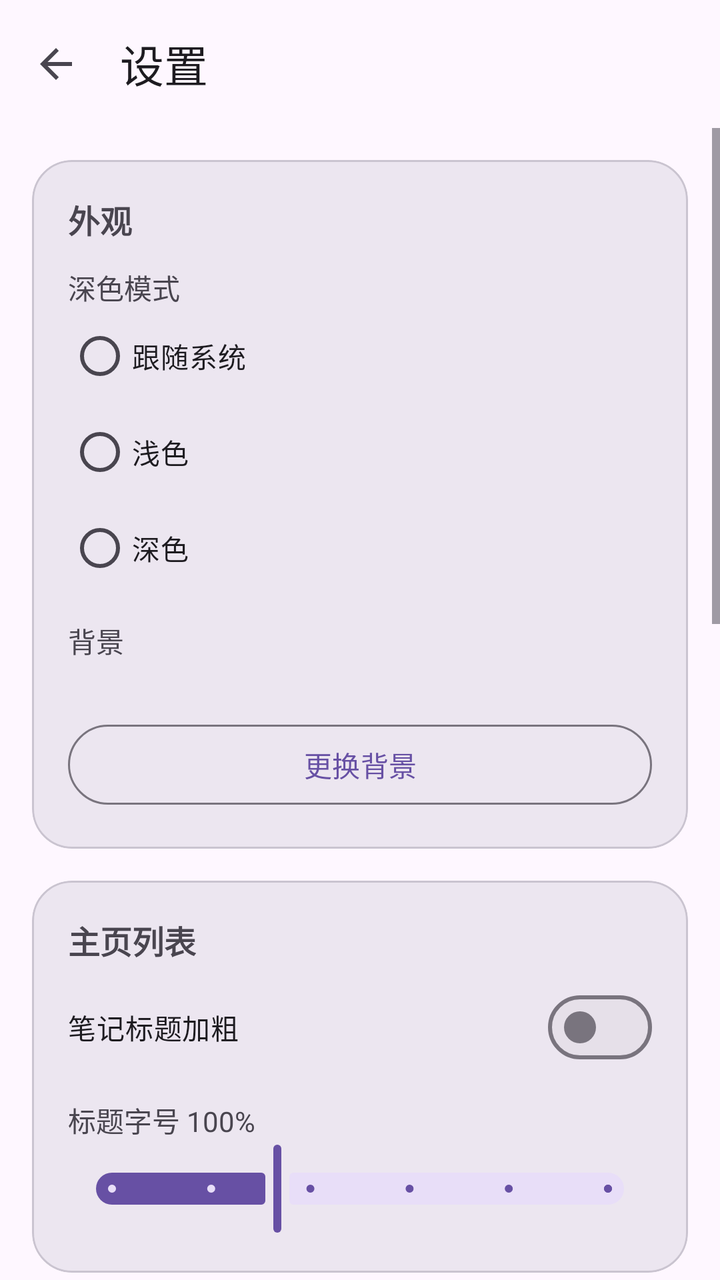
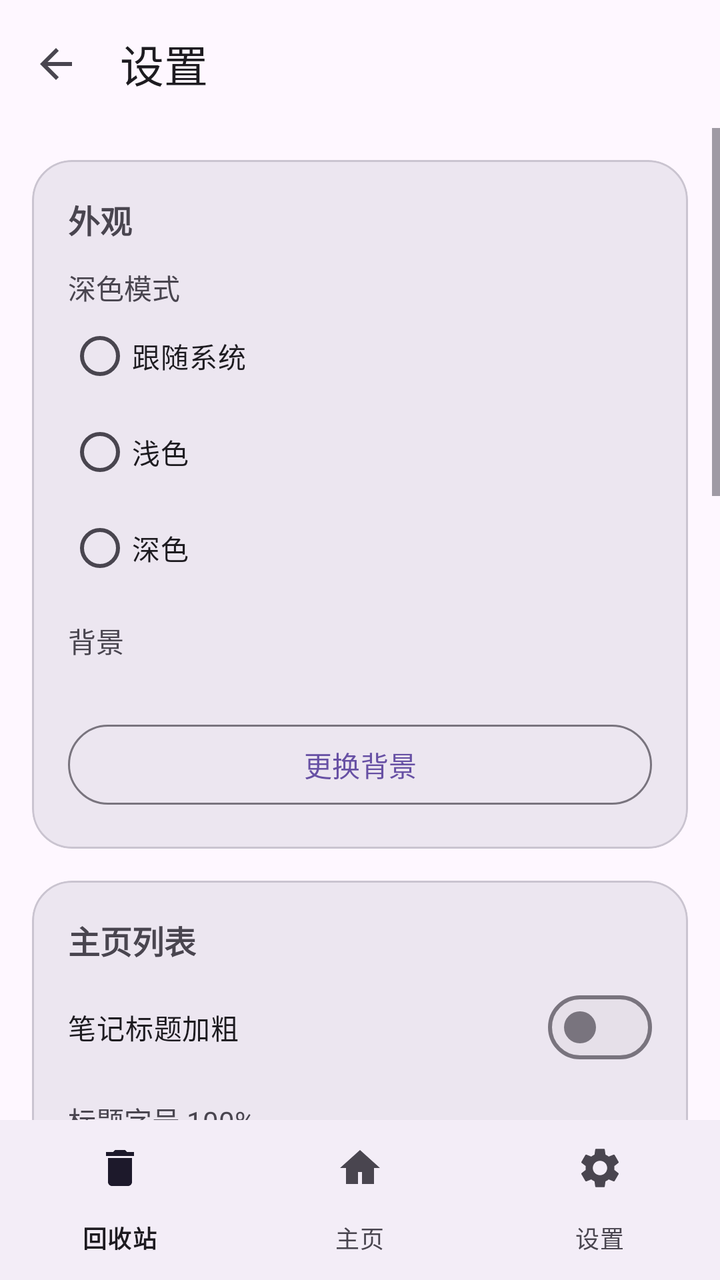

Compare the two renders of this Android layout. The source of the first and the diff that turns it into the second are given below.
<!-- AndroidManifest.xml: application theme Theme.Notebook -->
<!-- res/layout/activity_settings.xml -->
<?xml version="1.0" encoding="utf-8"?>
<LinearLayout xmlns:android="http://schemas.android.com/apk/res/android"
    xmlns:app="http://schemas.android.com/apk/res-auto"
    android:id="@+id/root"
    android:layout_width="match_parent"
    android:layout_height="match_parent"
    android:orientation="vertical">
    <com.google.android.material.appbar.MaterialToolbar
        android:id="@+id/toolbar"
        android:layout_width="match_parent"
        android:layout_height="?attr/actionBarSize"
        app:title="@string/settings"
        app:navigationIcon="?attr/homeAsUpIndicator" />
    <ScrollView
        android:layout_width="match_parent"
        android:layout_height="match_parent"
        android:fillViewport="true">
        <LinearLayout
            android:layout_width="match_parent"
            android:layout_height="wrap_content"
            android:orientation="vertical"
            android:padding="16dp">
            <com.google.android.material.card.MaterialCardView
                android:layout_width="match_parent"
                android:layout_height="wrap_content"
                app:cardCornerRadius="20dp"
                app:cardElevation="0dp"
                app:cardBackgroundColor="?attr/colorSurfaceContainerHigh">
                <LinearLayout
                    android:layout_width="match_parent"
                    android:layout_height="wrap_content"
                    android:orientation="vertical"
                    android:padding="18dp">
                    <TextView
                        android:layout_width="wrap_content"
                        android:layout_height="wrap_content"
                        android:text="@string/appearance"
                        android:textSize="16sp"
                        android:textStyle="bold" />
                    <TextView
                        android:layout_width="wrap_content"
                        android:layout_height="wrap_content"
                        android:layout_marginTop="12dp"
                        android:text="@string/theme"
                        android:textSize="14sp" />
                    <RadioGroup
                        android:id="@+id/rg_theme"
                        android:layout_width="match_parent"
                        android:layout_height="wrap_content"
                        android:orientation="vertical">
                        <com.google.android.material.radiobutton.MaterialRadioButton
                            android:id="@+id/radio_follow"
                            android:layout_width="match_parent"
                            android:layout_height="wrap_content"
                            android:text="跟随系统" />
                        <com.google.android.material.radiobutton.MaterialRadioButton
                            android:id="@+id/radio_light"
                            android:layout_width="match_parent"
                            android:layout_height="wrap_content"
                            android:text="浅色" />
                        <com.google.android.material.radiobutton.MaterialRadioButton
                            android:id="@+id/radio_dark"
                            android:layout_width="match_parent"
                            android:layout_height="wrap_content"
                            android:text="深色" />
                    </RadioGroup>
                    <TextView
                        android:layout_width="wrap_content"
                        android:layout_height="wrap_content"
                        android:layout_marginTop="12dp"
                        android:text="@string/background"
                        android:textSize="14sp" />
                    <TextView
                        android:id="@+id/tv_bg_name"
                        android:layout_width="match_parent"
                        android:layout_height="wrap_content"
                        android:textSize="13sp" />
                    <com.google.android.material.button.MaterialButton
                        android:id="@+id/btn_background"
                        style="@style/Widget.Material3.Button.OutlinedButton"
                        android:layout_width="match_parent"
                        android:layout_height="wrap_content"
                        android:layout_marginTop="10dp"
                        android:text="@string/pick_background" />
                </LinearLayout>
            </com.google.android.material.card.MaterialCardView>
            <com.google.android.material.card.MaterialCardView
                android:layout_width="match_parent"
                android:layout_height="wrap_content"
                android:layout_marginTop="16dp"
                app:cardCornerRadius="20dp"
                app:cardElevation="0dp"
                app:cardBackgroundColor="?attr/colorSurfaceContainerHigh">
                <LinearLayout
                    android:layout_width="match_parent"
                    android:layout_height="wrap_content"
                    android:orientation="vertical"
                    android:padding="18dp">
                    <TextView
                        android:layout_width="wrap_content"
                        android:layout_height="wrap_content"
                        android:text="主页列表"
                        android:textSize="16sp"
                        android:textStyle="bold" />
                    <com.google.android.material.materialswitch.MaterialSwitch
                        android:id="@+id/sw_title_bold"
                        android:layout_width="match_parent"
                        android:layout_height="wrap_content"
                        android:layout_marginTop="8dp"
                        android:text="笔记标题加粗" />
                    <TextView
                        android:id="@+id/tv_scale_value"
                        android:layout_width="wrap_content"
                        android:layout_height="wrap_content"
                        android:layout_marginTop="12dp"
                        android:text="标题字号 100%"
                        android:textSize="14sp" />
                    <com.google.android.material.slider.Slider
                        android:id="@+id/slider_scale"
                        android:layout_width="match_parent"
                        android:layout_height="wrap_content"
                        android:stepSize="0.1"
                        android:value="1.0"
                        android:valueFrom="0.8"
                        android:valueTo="1.4" />
                </LinearLayout>
            </com.google.android.material.card.MaterialCardView>
            <com.google.android.material.card.MaterialCardView
                android:layout_width="match_parent"
                android:layout_height="wrap_content"
                android:layout_marginTop="16dp"
                app:cardCornerRadius="20dp"
                app:cardElevation="0dp"
                app:cardBackgroundColor="?attr/colorSurfaceContainerHigh">
                <LinearLayout
                    android:layout_width="match_parent"
                    android:layout_height="wrap_content"
                    android:orientation="vertical"
                    android:padding="18dp">
                    <TextView
                        android:layout_width="wrap_content"
                        android:layout_height="wrap_content"
                        android:text="笔记存储位置"
                        android:textSize="16sp"
                        android:textStyle="bold" />
                    <TextView
                        android:layout_width="match_parent"
                        android:layout_height="wrap_content"
                        android:layout_marginTop="8dp"
                        android:text="当前位置"
                        android:textSize="13sp" />
                    <TextView
                        android:id="@+id/tv_location"
                        android:layout_width="match_parent"
                        android:layout_height="wrap_content"
                        android:text="应用内部存储"
                        android:textSize="14sp" />
                    <com.google.android.material.button.MaterialButton
                        android:id="@+id/btn_pick_folder"
                        android:layout_width="match_parent"
                        android:layout_height="wrap_content"
                        android:layout_marginTop="14dp"
                        android:text="选择文件夹" />
                    <com.google.android.material.button.MaterialButton
                        android:id="@+id/btn_reset_folder"
                        style="@style/Widget.Material3.Button.OutlinedButton"
                        android:layout_width="match_parent"
                        android:layout_height="wrap_content"
                        android:layout_marginTop="8dp"
                        android:text="恢复为应用内部存储" />
                </LinearLayout>
            </com.google.android.material.card.MaterialCardView>
            <com.google.android.material.card.MaterialCardView
                android:layout_width="match_parent"
                android:layout_height="wrap_content"
                android:layout_marginTop="16dp"
                app:cardCornerRadius="20dp"
                app:cardElevation="0dp"
                app:cardBackgroundColor="?attr/colorSurfaceContainerHigh">
                <LinearLayout
                    android:layout_width="match_parent"
                    android:layout_height="wrap_content"
                    android:orientation="vertical"
                    android:padding="18dp">
                    <TextView
                        android:layout_width="wrap_content"
                        android:layout_height="wrap_content"
                        android:text="隐私笔记"
                        android:textSize="16sp"
                        android:textStyle="bold" />
                    <TextView
                        android:id="@+id/tv_privacy_state"
                        android:layout_width="match_parent"
                        android:layout_height="wrap_content"
                        android:layout_marginTop="8dp"
                        android:text="当前方式：未设置"
                        android:textSize="14sp" />
                    <TextView
                        android:layout_width="match_parent"
                        android:layout_height="wrap_content"
                        android:layout_marginTop="4dp"
                        android:text="在主页下拉可进入隐私笔记；重置密码需先验证旧密码或手机锁屏密码"
                        android:textSize="13sp" />
                    <com.google.android.material.button.MaterialButton
                        android:id="@+id/btn_reset_privacy"
                        style="@style/Widget.Material3.Button.OutlinedButton"
                        android:layout_width="match_parent"
                        android:layout_height="wrap_content"
                        android:layout_marginTop="14dp"
                        android:text="重置隐私笔记密码" />
                </LinearLayout>
            </com.google.android.material.card.MaterialCardView>
            <com.google.android.material.card.MaterialCardView
                android:layout_width="match_parent"
                android:layout_height="wrap_content"
                android:layout_marginTop="16dp"
                app:cardCornerRadius="20dp"
                app:cardElevation="0dp"
                app:cardBackgroundColor="?attr/colorSurfaceContainerHigh">
                <LinearLayout
                    android:layout_width="match_parent"
                    android:layout_height="wrap_content"
                    android:orientation="vertical"
                    android:padding="18dp">
                    <TextView
                        android:layout_width="wrap_content"
                        android:layout_height="wrap_content"
                        android:text="整机备份"
                        android:textSize="16sp"
                        android:textStyle="bold" />
                    <TextView
                        android:layout_width="match_parent"
                        android:layout_height="wrap_content"
                        android:layout_marginTop="6dp"
                        android:text="导出为 .mori 文件；导出隐私笔记或全部笔记需先验证隐私密码，并为文件设置 8 位数字密码。导入只接受 .mori 文件。"
                        android:textSize="13sp" />
                    <com.google.android.material.button.MaterialButton
                        android:id="@+id/btn_export_notes"
                        android:layout_width="match_parent"
                        android:layout_height="wrap_content"
                        android:layout_marginTop="14dp"
                        android:text="整机笔记导出" />
                    <com.google.android.material.button.MaterialButton
                        android:id="@+id/btn_import_notes"
                        style="@style/Widget.Material3.Button.OutlinedButton"
                        android:layout_width="match_parent"
                        android:layout_height="wrap_content"
                        android:layout_marginTop="8dp"
                        android:text="整机笔记导入" />
                </LinearLayout>
            </com.google.android.material.card.MaterialCardView>
            <TextView
                android:id="@+id/tv_version"
                android:layout_width="match_parent"
                android:layout_height="wrap_content"
                android:layout_marginTop="20dp"
                android:layout_marginBottom="8dp"
                android:gravity="center"
                android:textSize="12sp"
                android:text="版本" />
        </LinearLayout>
    </ScrollView>
</LinearLayout>
<!-- resources referenced by this layout -->
<resources>
  <string name="appearance">外观</string>
  <string name="background">背景</string>
  <string name="pick_background">更换背景</string>
  <string name="settings">设置</string>
  <string name="theme">深色模式</string>
  <style name="Theme.Notebook" parent="Theme.Material3.DayNight.NoActionBar">
          <item name="colorPrimary">@color/md_primary</item>
          <item name="colorOnPrimary">@color/md_on_primary</item>
          <item name="colorPrimaryContainer">@color/md_primary_container</item>
          <item name="colorOnPrimaryContainer">@color/md_on_primary_container</item>
          <item name="colorSecondary">@color/md_secondary</item>
          <item name="android:colorBackground">@color/md_surface</item>
          <item name="colorSurface">@color/md_surface</item>
          <item name="colorSurfaceContainer">@color/md_surface_container</item>
          <item name="colorSurfaceContainerHigh">@color/md_surface_container_high</item>
          <item name="colorOnSurface">@color/md_on_surface</item>
          <item name="colorOnSurfaceVariant">@color/md_on_surface_variant</item>
          <item name="colorOutline">@color/md_outline</item>
          <item name="android:statusBarColor">@android:color/transparent</item>
          <item name="android:navigationBarColor">@android:color/transparent</item>
          <item name="android:windowLightStatusBar">true</item>
      </style>
  <color name="md_primary">#6750A4</color>
  <color name="md_on_primary">#FFFFFF</color>
  <color name="md_primary_container">#EADDFF</color>
  <color name="md_on_primary_container">#21005D</color>
  <color name="md_secondary">#625B71</color>
  <color name="md_surface">#FEF7FF</color>
  <color name="md_surface_container">#F3EDF7</color>
  <color name="md_surface_container_high">#ECE6F0</color>
  <color name="md_on_surface">#1D1B20</color>
  <color name="md_on_surface_variant">#49454F</color>
  <color name="md_outline">#79747E</color>
</resources>

<!-- the commit's change to res/layout/activity_settings.xml (unified diff, before → after) -->
@@ -13,7 +13,8 @@
         app:navigationIcon="?attr/homeAsUpIndicator" />
     <ScrollView
         android:layout_width="match_parent"
-        android:layout_height="match_parent"
+        android:layout_height="0dp"
+        android:layout_weight="1"
         android:fillViewport="true">
         <LinearLayout
             android:layout_width="match_parent"
@@ -260,4 +261,10 @@
                 android:text="版本" />
         </LinearLayout>
     </ScrollView>
+
+    <com.google.android.material.bottomnavigation.BottomNavigationView
+        android:id="@+id/bottom_nav"
+        android:layout_width="match_parent"
+        android:layout_height="wrap_content"
+        app:menu="@menu/menu_bottom" />
 </LinearLayout>
